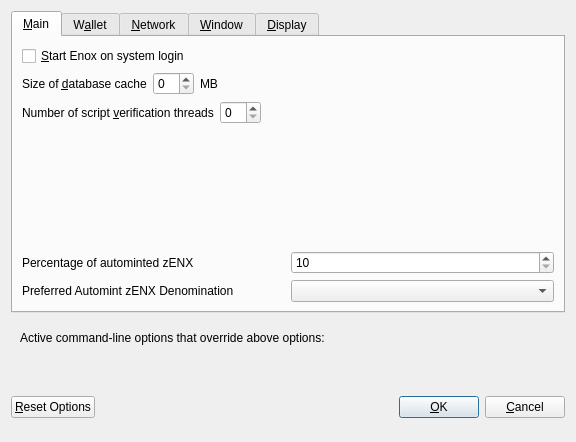
Old version of the form src/qt/forms/optionsdialog.ui in the repository SmandeP/bib.
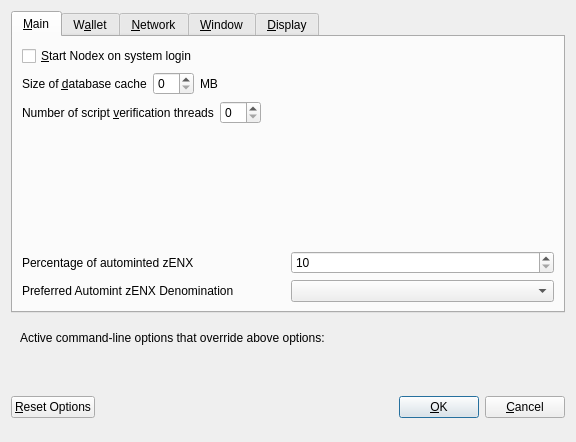
New version of the form. Custom widgets are drawn as their Qt base class.

Diff of the .ui file:
```diff
--- a/src/qt/forms/optionsdialog.ui
+++ b/src/qt/forms/optionsdialog.ui
@@ -33,7 +33,7 @@
           <string>Automatically start Enox after logging in to the system.</string>
          </property>
          <property name="text">
-          <string>&amp;Start Enox on system login</string>
+          <string>&amp;Start Nodex on system login</string>
          </property>
         </widget>
        </item>
```
Left out of the diff: 10 changed lines with no effect on the pictures.
